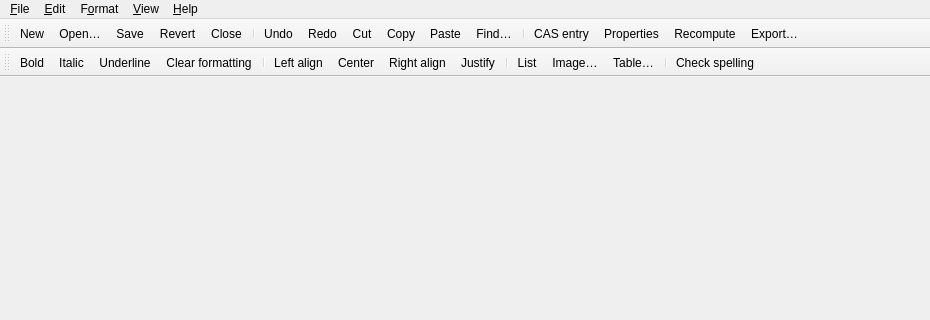
Old version of the form mainwindow.ui in the repository marohnicluka/ample; both pictures show x 0 to 930 and y 0 to 320 of the 930 by 600 pixel window.
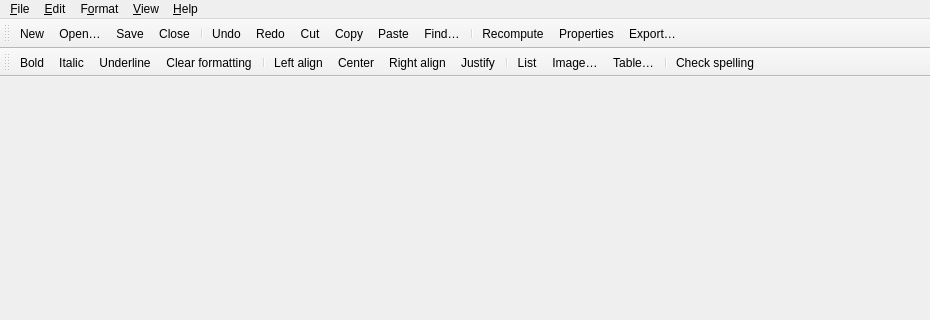
New version of the form. Icons and pictures are not drawn.

What changed in the file:
```diff
--- a/mainwindow.ui
+++ b/mainwindow.ui
@@ -92,6 +92,9 @@
    <addaction name="menu_Help"/>
   </widget>
   <widget class="QToolBar" name="mainToolBar">
+   <property name="movable">
+    <bool>true</bool>
+   </property>
    <property name="iconSize">
     <size>
      <width>24</width>
@@ -107,7 +110,6 @@
    <addaction name="actionNewDocument"/>
    <addaction name="actionOpenDocument"/>
    <addaction name="actionSave"/>
-   <addaction name="actionRevert"/>
    <addaction name="actionDocumentClose"/>
    <addaction name="separator"/>
    <addaction name="actionUndo"/>
@@ -117,9 +119,8 @@
    <addaction name="actionPaste"/>
    <addaction name="actionFind"/>
    <addaction name="separator"/>
-   <addaction name="actionInsertCAS"/>
-   <addaction name="actionDocumentProperties"/>
    <addaction name="actionRecompute"/>
+   <addaction name="actionDocumentProperties"/>
    <addaction name="actionExport"/>
   </widget>
   <widget class="QToolBar" name="textToolBar">
@@ -549,21 +550,6 @@
     <string>Check spelling</string>
    </property>
   </action>
-  <action name="actionInsertCAS">
-   <property name="icon">
-    <iconset resource="resources.qrc">
-     <normaloff>:/icons/insert-cas.svg</normaloff>:/icons/insert-cas.svg</iconset>
-   </property>
-   <property name="text">
-    <string>&amp;CAS entry</string>
-   </property>
-   <property name="toolTip">
-    <string>Insert CAS entry</string>
-   </property>
-   <property name="shortcut">
-    <string>Alt+Shift+C</string>
-   </property>
-  </action>
   <action name="actionSwitchDocuments">
    <property name="icon">
     <iconset resource="resources.qrc">
```
Left out of the diff: 10 changed lines with no effect on the pictures.
